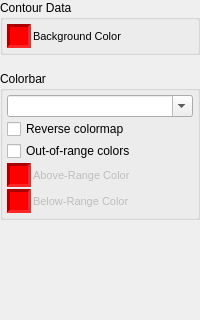
Qt form src/zoo/ui/controlpane_visuals.ui (CMSM-VCU/zoo) before a commit; both pictures show x 0 to 200 and y 0 to 320 of the 200 by 630 pixel window.
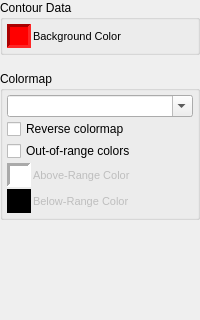
The same form after that commit.

Commit message: Change default out-of-range to black and white

Diff of the .ui file:
```diff
--- a/src/zoo/ui/controlpane_visuals.ui
+++ b/src/zoo/ui/controlpane_visuals.ui
@@ -121,7 +121,7 @@
         <bool>true</bool>
        </property>
        <property name="title">
-        <string>Colorbar</string>
+        <string>Colormap</string>
        </property>
        <layout class="QVBoxLayout" name="verticalLayout_5">
         <property name="spacing">
@@ -180,7 +180,7 @@
              </size>
             </property>
             <property name="styleSheet">
-             <string notr="true">background-color: red</string>
+             <string notr="true">background-color: white</string>
             </property>
             <property name="frameShape">
              <enum>QFrame::Panel</enum>
@@ -230,7 +230,7 @@
              </size>
             </property>
             <property name="styleSheet">
-             <string notr="true">background-color: red</string>
+             <string notr="true">background-color: black</string>
             </property>
             <property name="frameShape">
              <enum>QFrame::Panel</enum>
```
Left out of the diff: 2 changed lines with no effect on the pictures.
